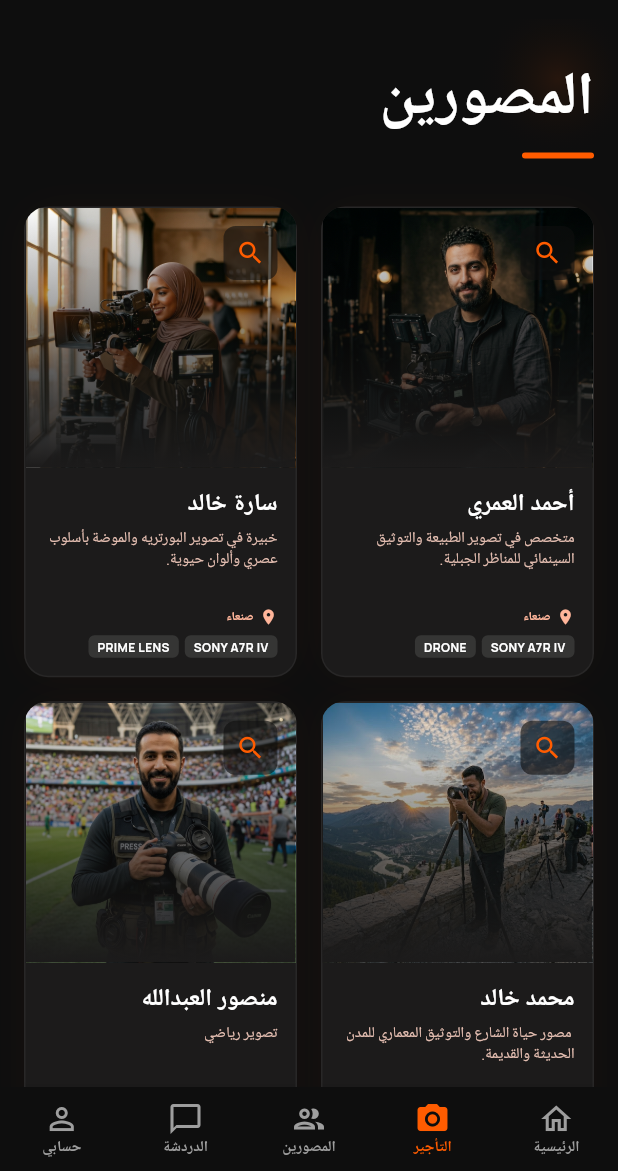
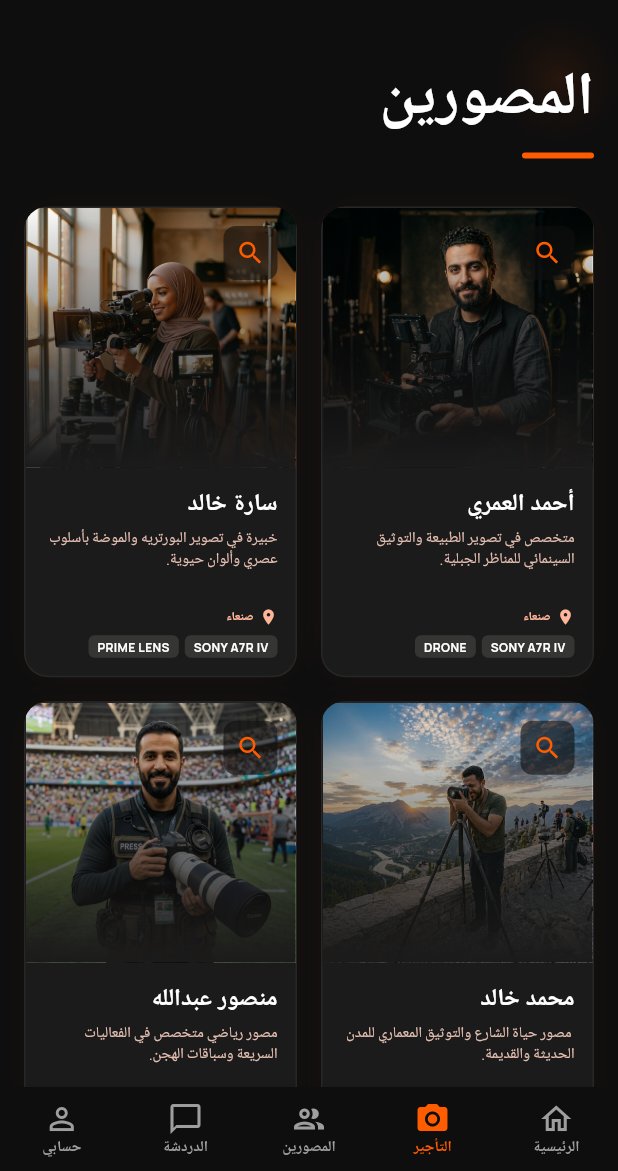
Before and after one commit to Essami779/cams, a Flutter app: the PhotographersScreen screen opened by its route, on a phone screen of 412 x 824 dp, the part 65-1236 px from its top. Run offline on Flutter 3.47's test engine with Material 3 defaults, Android fonts, the phone set to English and light mode, and no system bars; our stand-ins replace go_router, google_fonts; network calls fail.

Commit message:
feat: add dummy data file and initial portfolio image assets

```diff
--- a/lib/core/dummy_data.dart
+++ b/lib/core/dummy_data.dart
@@ -159,20 +159,20 @@ class DummyData {
     },
     {
       'id': '4',
-      'name': 'منصور العبدالله',
-      'specialty': 'تصوير رياضي',
+      'name': 'منصور عبدالله',
+      'specialty': 'مصور رياضي متخصص في الفعاليات السريعة وسباقات الهجن. ',
       'location': 'صنعاء',
       'equipment': ['NIKON Z9', '400MM LENS'],
       'image': 'assets/images/photographer_mansour.png',
       'rating': 4.9,
       'portfolio': [
         {
-          'url': 'assets/images/portfolio_street.png',
+          'url': 'assets/images/portfolio_sport_2.jpg',
           'label': 'سباقات الهجن والسرعة',
           'description': 'تجميد لحظات الإثارة في سباقات الهجن التقليدية، مع التركيز على الغبار المتصاعد وتعبيرات القوة والإصرار.'
         },
         {
-          'url': 'assets/images/portfolio_nature.png',
+          'url': 'assets/images/portfolio_sport_1.jpg',
           'label': 'تغطية الأحداث الرياضية',
           'description': 'لقطة واسعة تظهر حيوية الملاعب والجمهور، تعكس شغف الشباب اليمني بالرياضة والفعاليات الحركية.'
         },
```
Also changed, not shown: assets/images/photographer_mansour_new.jpg (added), assets/images/portfolio_sport_1.jpg (added), assets/images/portfolio_sport_2.jpg (added).
